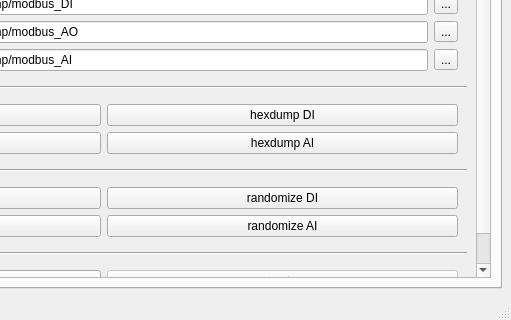
SHMModbus/shm_modbus_gui, file ui/mainwindow.ui: the form before one commit; both pictures show x 289 to 800 and y 280 to 600 of the 800 by 600 pixel window.
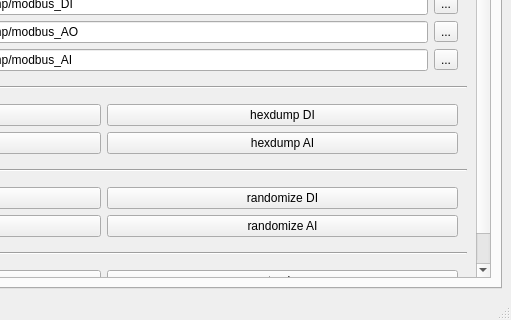
The form after the commit. The open tabs and pages were chosen to show the change. Icons and pictures are not drawn.

Commit message: add set values gui to main window

```diff
--- a/ui/mainwindow.ui
+++ b/ui/mainwindow.ui
@@ -2475,7 +2475,7 @@
                <item row="0" column="1">
                 <widget class="QPushButton" name="tool_set_values">
                  <property name="enabled">
-                  <bool>false</bool>
+                  <bool>true</bool>
                  </property>
                  <property name="text">
                   <string>set values</string>
```
The commit also changes 4 other files.
